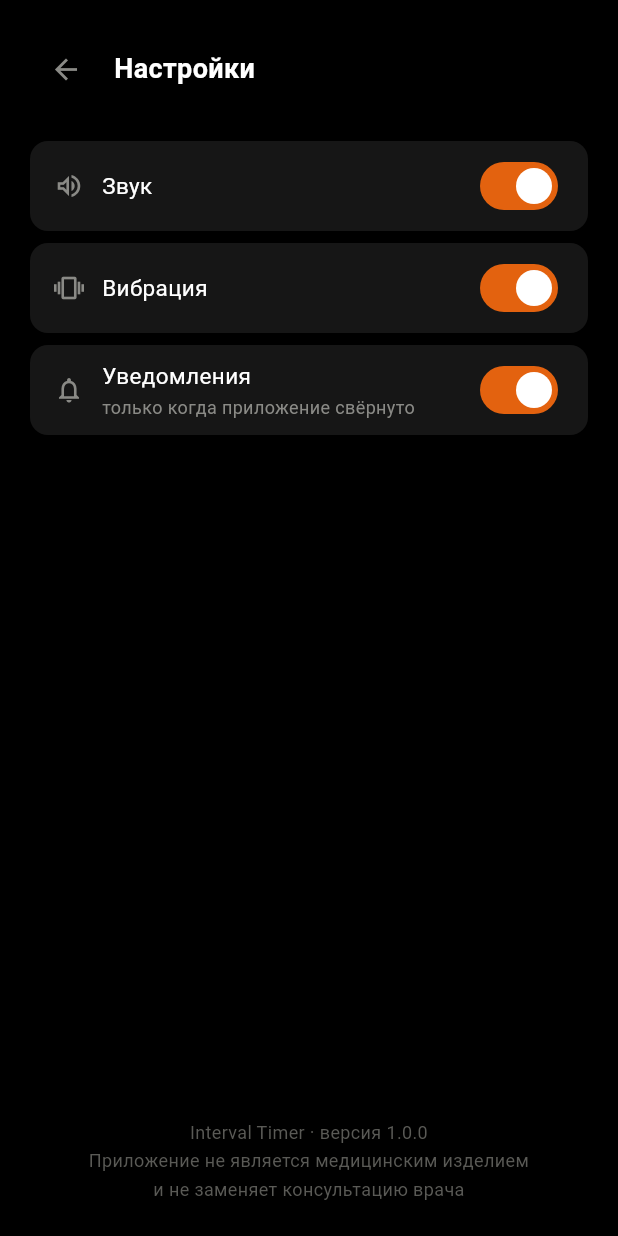
After one commit to romanrez-bit/interval-timer-app, a Flutter app: the screen it shows after launch, after a tap on the "settings" icon, on a phone screen of 412 x 824 dp. The commit adds this screen. Run offline on Flutter 3.47's test engine with Material 3 defaults, Android fonts, the phone set to English and light mode, and no system bars; our stand-ins replace audioplayers, flutter_local_notifications, shared_preferences, sqflite, timezone, wakelock_plus; accounts and stored records are empty.

Commit message:
ML-часть подключена к приложению — ГОТОВО - model_coefficients.json подключён в assets, читается приложением - Новый сервис lib/services/rest_recommendation_service.dart - Холодный старт: пока тренировок < 10, работает простое правило (RPE ≥ 8 → +30%) - От 10 тренировок включается формула линейной регрессии - Рекомендация показывается компактной зелёной карточкой во время отдыха,   кнопка «продлить» увеличивает текущий отдых до рекомендованного - Решение по UX: отдых начинается сразу, рекомендация не крадёт время
Экран 5 (Настройки) — ГОТОВО
- Переключатели: звук, вибрация, уведомления
- Хранение через shared_preferences (настройки помнятся между запусками)
- Дисклеймер о немедицинском характере приложения внизу экрана
- Новый сервис lib/services/settings_service.dart (структура готова к росту)
- На Экране 1 добавлена третья квадратная кнопка (шестерёнка)

Звуковая схема уточнена
- circuit_complete.mp3 теперь звучит в момент окончания «Работы» (до окна RPE)
- phase_start.mp3 — на всех переходах к новой фазе

Тестирование на реальном телефоне — НАЧАТО
- Приложение установлено и запускается на телефоне
- Основной функционал работает
- Выявлено: фоновые уведомления не приходят (не решено)

```diff
--- a/lib/main.dart
+++ b/lib/main.dart
@@ -1,10 +1,14 @@
 import 'package:flutter/material.dart';
 import 'services/notification_service.dart';
 import 'screens/setup_screen.dart';
+import 'services/rest_recommendation_service.dart';
+import 'services/settings_service.dart';
 
 void main() async {
   WidgetsFlutterBinding.ensureInitialized();
   await NotificationService.instance.init();
+  await RestRecommendationService.instance.init();
+  await SettingsService.instance.init();
   runApp(const MyApp());
 }
 
--- /dev/null
+++ b/lib/screens/settings_screen.dart
@@ -0,0 +1,159 @@
+import 'package:flutter/material.dart';
+import '../services/settings_service.dart';
+
+class SettingsScreen extends StatefulWidget {
+  const SettingsScreen({super.key});
+
+  @override
+  State<SettingsScreen> createState() => _SettingsScreenState();
+}
+
+class _SettingsScreenState extends State<SettingsScreen> {
+  static const _colorWork = Color(0xFFE3620F);
+  static const _cardBg = Color(0xFF161616);
+  static const _muted = Color(0xFF8A8A86);
+
+  final _settings = SettingsService.instance;
+
+  @override
+  Widget build(BuildContext context) {
+    return Scaffold(
+      backgroundColor: Colors.black,
+      body: SafeArea(
+        child: Padding(
+          padding: const EdgeInsets.symmetric(horizontal: 20, vertical: 22),
+          child: Column(
+            crossAxisAlignment: CrossAxisAlignment.start,
+            children: [
+              Row(
+                children: [
+                  IconButton(
+                    onPressed: () => Navigator.pop(context),
+                    icon: const Icon(Icons.arrow_back, color: _muted, size: 22),
+                    padding: EdgeInsets.zero,
+                    constraints: const BoxConstraints(
+                      minWidth: 36,
+                      minHeight: 36,
+                    ),
+                  ),
+                  const SizedBox(width: 8),
+                  const Text(
+                    'Настройки',
+                    style: TextStyle(
+                      color: Colors.white,
+                      fontSize: 18,
+                      fontWeight: FontWeight.w600,
+                    ),
+                  ),
+                ],
+              ),
+              const SizedBox(height: 24),
+              _switchTile(
+                icon: Icons.volume_up_outlined,
+                title: 'Звук',
+                value: _settings.soundEnabled,
+                onChanged: (v) async {
+                  await _settings.setSoundEnabled(v);
+                  setState(() {});
+                },
+              ),
+              const SizedBox(height: 8),
+              _switchTile(
+                icon: Icons.vibration,
+                title: 'Вибрация',
+                value: _settings.vibrationEnabled,
+                onChanged: (v) async {
+                  await _settings.setVibrationEnabled(v);
+                  setState(() {});
+                },
+              ),
+              const SizedBox(height: 8),
+              _switchTile(
+                icon: Icons.notifications_none,
+                title: 'Уведомления',
+                subtitle: 'только когда приложение свёрнуто',
+                value: _settings.notificationsEnabled,
+                onChanged: (v) async {
+                  await _settings.setNotificationsEnabled(v);
+                  setState(() {});
+                },
+              ),
+              const Spacer(),
+              const Center(
+                child: Text(
+                  'Interval Timer · версия 1.0.0\n'
+                  'Приложение не является медицинским изделием\n'
+                  'и не заменяет консультацию врача',
+                  textAlign: TextAlign.center,
+                  style: TextStyle(
+                    color: Color(0xFF5A5A56),
+                    fontSize: 12,
+                    height: 1.6,
+                  ),
+                ),
+              ),
+            ],
+          ),
+        ),
+      ),
+    );
+  }
+
+  /// Заголовок раздела — понадобится, когда настроек станет много.
+  // ignore: unused_element
+  Widget _sectionHeader(String title) {
+    return Padding(
+      padding: const EdgeInsets.only(bottom: 8, top: 16),
+      child: Text(title, style: const TextStyle(color: _muted, fontSize: 12)),
+    );
+  }
+
+  Widget _switchTile({
+    required IconData icon,
+    required String title,
+    String? subtitle,
+    required bool value,
+    required ValueChanged<bool> onChanged,
+  }) {
+    return Container(
+      padding: const EdgeInsets.symmetric(horizontal: 16, vertical: 6),
+      decoration: BoxDecoration(
+        color: _cardBg,
+        borderRadius: BorderRadius.circular(12),
+      ),
+      child: Row(
+        children: [
+          Icon(icon, color: _muted, size: 20),
+          const SizedBox(width: 12),
+          Expanded(
+            child: Column(
+              crossAxisAlignment: CrossAxisAlignment.start,
+              mainAxisSize: MainAxisSize.min,
+              children: [
+                Text(
+                  title,
+                  style: const TextStyle(color: Colors.white, fontSize: 15),
+                ),
+                if (subtitle != null) ...[
+                  const SizedBox(height: 2),
+                  Text(
+                    subtitle,
+                    style: const TextStyle(color: _muted, fontSize: 12),
+                  ),
+                ],
+              ],
+            ),
+          ),
+          Switch(
+            value: value,
+            onChanged: onChanged,
+            activeColor: Colors.white,
+            activeTrackColor: _colorWork,
+            inactiveThumbColor: _muted,
+            inactiveTrackColor: const Color(0xFF2A2A28),
+          ),
+        ],
+      ),
+    );
+  }
+}
--- a/lib/screens/setup_screen.dart
+++ b/lib/screens/setup_screen.dart
@@ -5,6 +5,7 @@ import '../services/database_service.dart';
 import '../widgets/edit_template_dialog.dart';
 import 'active_timer_screen.dart';
 import 'history_screen.dart';
+import 'settings_screen.dart';
 
 class SetupScreen extends StatefulWidget {
   const SetupScreen({super.key});
@@ -189,6 +190,8 @@ class _SetupScreenState extends State<SetupScreen> {
                   Expanded(child: _addTemplateCard()),
                   const SizedBox(width: 10),
                   _historyButton(),
+                  _settingsButton(),
+                  const SizedBox(width: 10),
                 ],
               ),
             ],
@@ -198,7 +201,27 @@ class _SetupScreenState extends State<SetupScreen> {
     );
   }
 
-  Widget _historyButton() {
+Widget _settingsButton() {
+return GestureDetector(
+onTap: () {
+Navigator.push(
+context,
+MaterialPageRoute(builder: (context) => const SettingsScreen()),
+);
+},
+child: Container(
+width: 48,
+height: 48,
+decoration: BoxDecoration(
+border: Border.all(color: _muted, width: 1),
+borderRadius: BorderRadius.circular(12),
+),
+child: const Icon(Icons.settings_outlined, color: _muted, size: 20),
+),
+);
+}
+
+Widget _historyButton() {
     return GestureDetector(
       onTap: () {
         Navigator.push(
--- /dev/null
+++ b/lib/services/settings_service.dart
@@ -0,0 +1,53 @@
+import 'package:flutter/foundation.dart';
+import 'package:shared_preferences/shared_preferences.dart';
+
+/// Хранит настройки приложения.
+/// Чтобы добавить новую настройку: добавить ключ, поле, геттер и сеттер
+/// по образцу существующих.
+class SettingsService extends ChangeNotifier {
+  SettingsService._internal();
+  static final SettingsService instance = SettingsService._internal();
+
+  static const _keySound = 'sound_enabled';
+  static const _keyVibration = 'vibration_enabled';
+  static const _keyNotifications = 'notifications_enabled';
+
+  bool _soundEnabled = true;
+  bool _vibrationEnabled = true;
+  bool _notificationsEnabled = true;
+  bool _loaded = false;
+
+  bool get soundEnabled => _soundEnabled;
+  bool get vibrationEnabled => _vibrationEnabled;
+  bool get notificationsEnabled => _notificationsEnabled;
+
+  Future<void> init() async {
+    if (_loaded) return;
+    final prefs = await SharedPreferences.getInstance();
+    _soundEnabled = prefs.getBool(_keySound) ?? true;
+    _vibrationEnabled = prefs.getBool(_keyVibration) ?? true;
+    _notificationsEnabled = prefs.getBool(_keyNotifications) ?? true;
+    _loaded = true;
+  }
+
+  Future<void> setNotificationsEnabled(bool value) async {
+    _notificationsEnabled = value;
+    notifyListeners();
+    final prefs = await SharedPreferences.getInstance();
+    await prefs.setBool(_keyNotifications, value);
+  }
+
+  Future<void> setSoundEnabled(bool value) async {
+    _soundEnabled = value;
+    notifyListeners();
+    final prefs = await SharedPreferences.getInstance();
+    await prefs.setBool(_keySound, value);
+  }
+
+  Future<void> setVibrationEnabled(bool value) async {
+    _vibrationEnabled = value;
+    notifyListeners();
+    final prefs = await SharedPreferences.getInstance();
+    await prefs.setBool(_keyVibration, value);
+  }
+}
--- a/pubspec.yaml
+++ b/pubspec.yaml
@@ -36,6 +36,7 @@ dependencies:
   audioplayers: ^6.1.0
   flutter_local_notifications: ^18.0.1
   timezone: ^0.9.4
+  shared_preferences: ^2.3.3
 
   # The following adds the Cupertino Icons font to your application.
   # Use with the CupertinoIcons class for iOS style icons.
@@ -64,6 +65,7 @@ flutter:
   uses-material-design: true
   assets:
     - assets/sounds/
+    - assets/model_coefficients.json
 
   # To add assets to your application, add an assets section, like this:
   # assets:
```
Also changed, not shown: lib/screens/active_timer_screen.dart (+147 -5 lines), lib/services/rest_recommendation_service.dart (added, +99 -0 lines), pubspec.lock.
